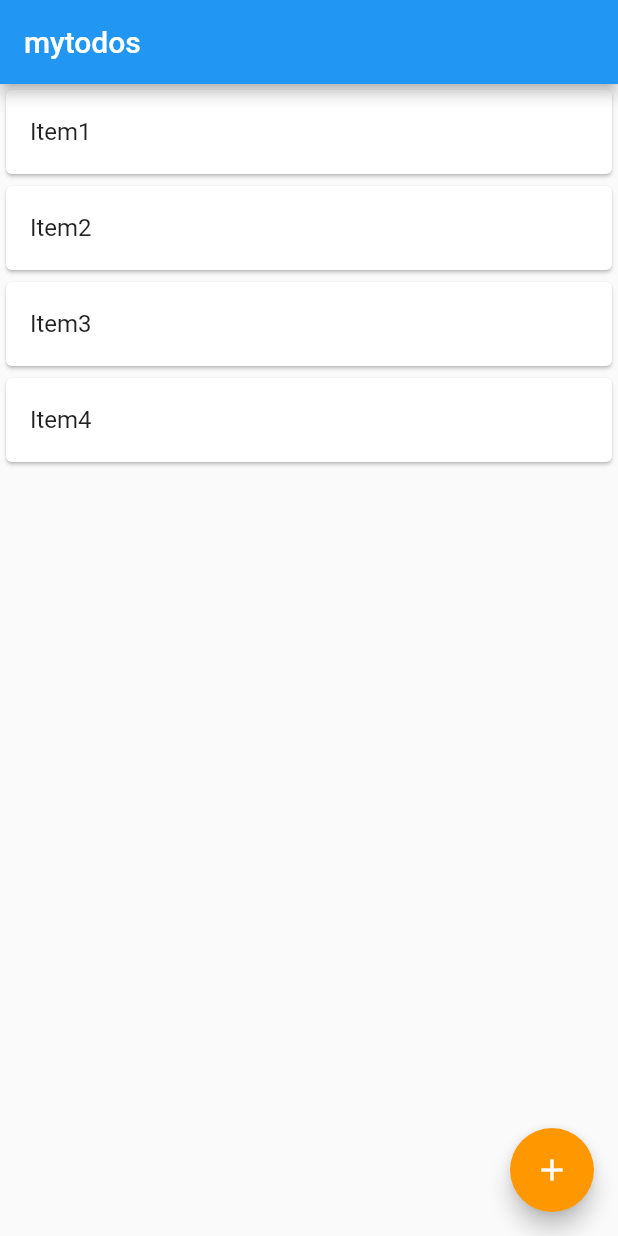
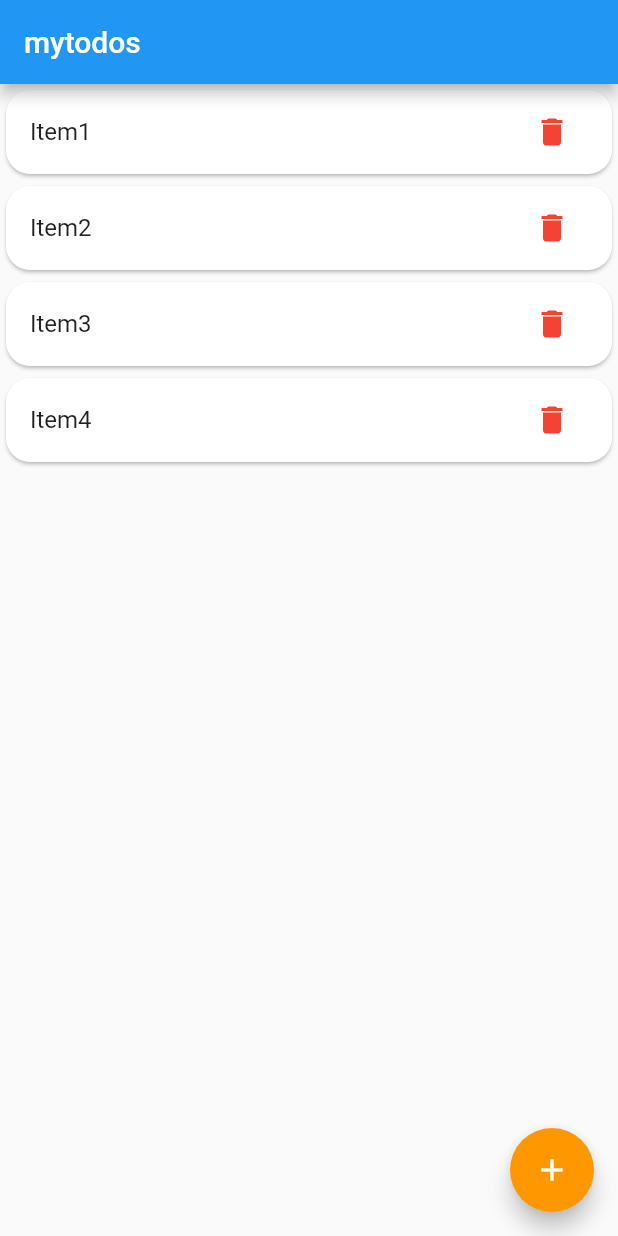
Before and after one commit to Manoj-113/Flutter-Todo-List, a Flutter app: the screen it shows after launch, on a phone screen of 412 x 824 dp. Run offline on Flutter 3.47's test engine with Material 2 defaults, Android fonts, the phone set to English and light mode, and no system bars.

Commit message:
Add delete button

```diff
--- a/lib/main.dart
+++ b/lib/main.dart
@@ -67,8 +67,11 @@ void main() =>
               return Dismissible(
                 key: Key(todos[index]),
                 child: Card(
+                  shape: RoundedRectangleBorder(borderRadius:
+                  BorderRadius.circular(16)),
                   child: ListTile(
                     title: Text(todos[index]),
+                    trailing: IconButton(icon: Icon(Icons.delete, color: Colors.red,),onPressed: (){},),
                 ),
               ));
             }),
```
